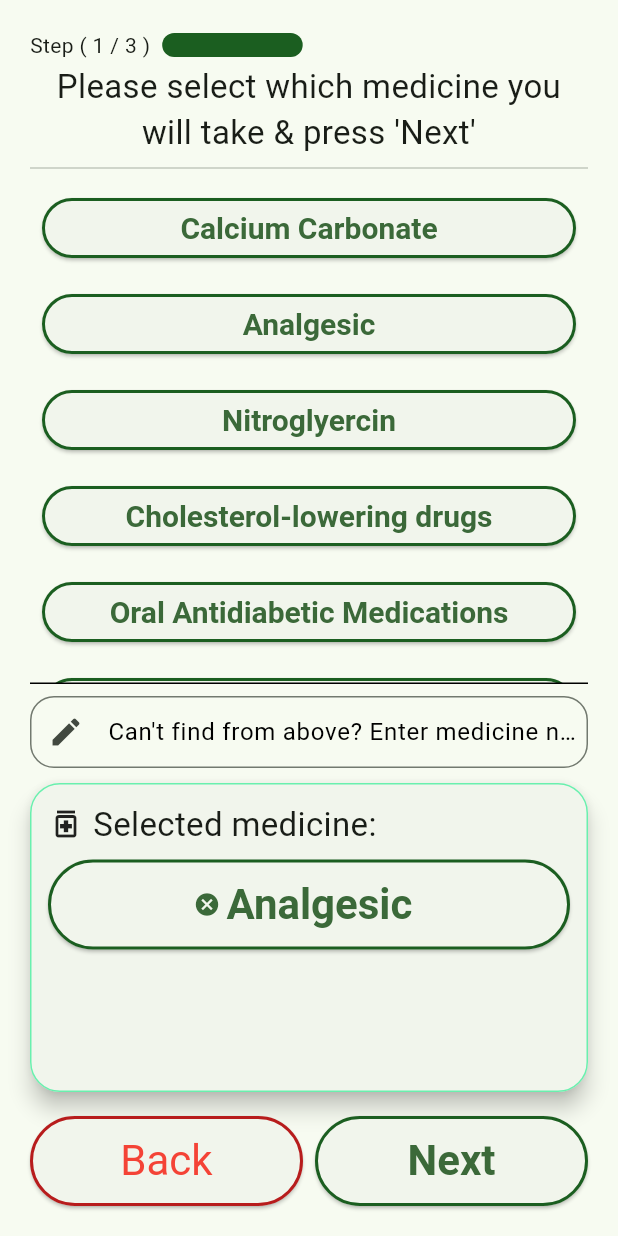
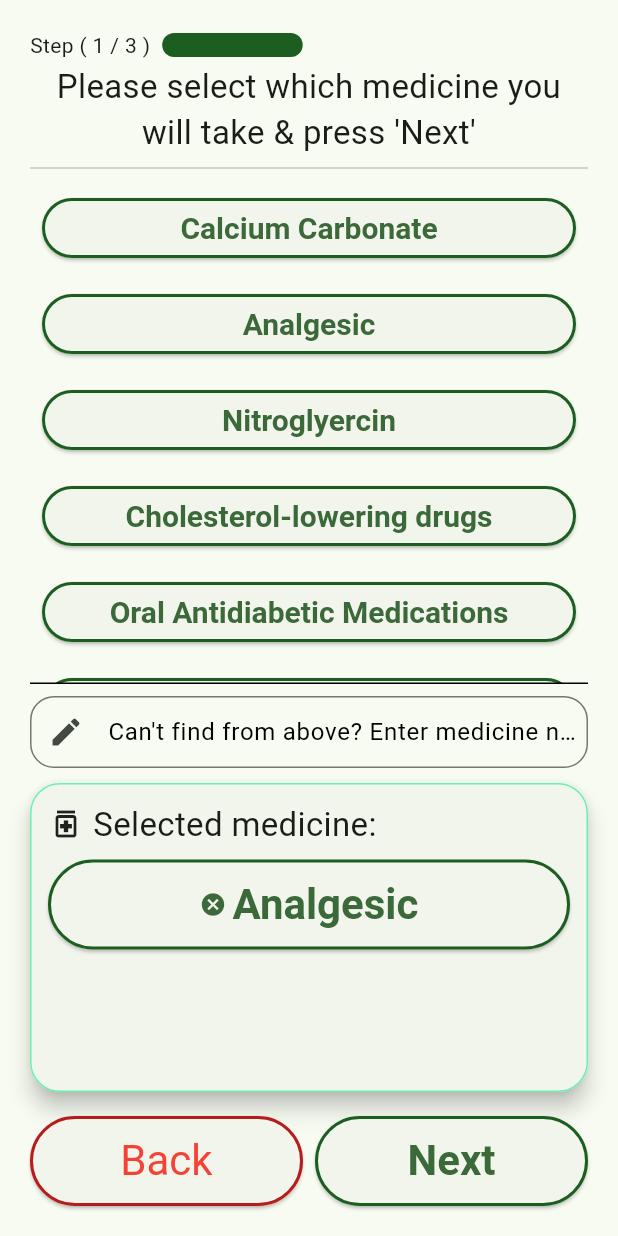
Before and after one commit to librajackyty/ESoundReminder, a Flutter app: the ReminderNewPage screen opened by its route, after a tap on "English", on a phone screen of 412 x 824 dp. Run offline on Flutter 3.47's test engine with Material 2 defaults, Android fonts, the phone set to English and light mode, and no system bars; drawn by our look-alikes of flutter_animation_progress_bar; our stand-ins replace flutter_local_notifications, flutter_native_timezone, hive, hive_flutter, lottie, package_info_plus and 3 more; missing offline and left inert: day_night_time_picker, day_picker; accounts and stored records are empty; project files that could hold a hidden picture were left out.

Commit message:
Update limit btn display

```diff
--- a/lib/widgets/custom_button_normal.dart
+++ b/lib/widgets/custom_button_normal.dart
@@ -30,8 +30,8 @@ class _CusNButtonState extends State<CusNButton> {
 
   @override
   Widget build(BuildContext context) {
-    ButtonStyle btnStyle() {
-      return ElevatedButton.styleFrom(
+    ButtonStyle btnStyle = ElevatedButton.styleFrom(
+      padding: EdgeInsets.fromLTRB(16, 8, 16, 8),
       backgroundColor: readOnly ? buttonReadOnlyColor : null,
       surfaceTintColor: readOnly ? buttonReadOnlyColor : null,
       foregroundColor: readOnly ? buttonReadOnlyForegroundColor : null,
@@ -43,12 +43,11 @@ class _CusNButtonState extends State<CusNButton> {
         width: readOnly ? buttonBorderWidthReadOnly : buttonBorderWidth,
       ),
     );
-    }
 
     if (widget.icon != null) {
       return ElevatedButton.icon(
         icon: widget.icon!,
-        style: btnStyle(),
+        style: btnStyle,
         onPressed: disabled
             ? null
             : () {
@@ -56,11 +55,15 @@ class _CusNButtonState extends State<CusNButton> {
                 widget.onPressed?.call();
                 runHapticSound();
               },
-        label: Text(widget.text),
+        label: Text(
+          widget.text,
+          maxLines: readOnly ? 3 : 2,
+          overflow: TextOverflow.ellipsis,
+        ),
       );
     }
     return ElevatedButton(
-      style: btnStyle(),
+      style: btnStyle,
       onPressed: disabled
           ? null
           : () {
@@ -68,7 +71,11 @@ class _CusNButtonState extends State<CusNButton> {
               widget.onPressed?.call();
               runHapticSound();
             },
-      child: Text(widget.text),
+      child: Text(
+        widget.text,
+        maxLines: readOnly ? 3 : 2,
+        overflow: TextOverflow.ellipsis,
+      ),
     );
   }
 }
--- a/lib/widgets/custom_button_normal_back.dart
+++ b/lib/widgets/custom_button_normal_back.dart
@@ -20,20 +20,21 @@ class _CusNBackButtonState extends State<CusNBackButton> {
   VoidCallback? onPressed;
   Widget? icon;
 
-  final ButtonStyle backstyle = ElevatedButton.styleFrom(
-    foregroundColor: buttonForegroundColor2,
-    textStyle: const TextStyle(fontSize: textBtnSize),
-    minimumSize: const Size.fromHeight(buttonHeight),
-    side: BorderSide(
-      color: buttonBorderColor2,
-      width: buttonBorderWidth,
-    ),
-  );
-
   _CusNBackButtonState(this.text, this.onPressed, this.icon);
 
   @override
   Widget build(BuildContext context) {
+    ButtonStyle backstyle = ElevatedButton.styleFrom(
+      padding: EdgeInsets.fromLTRB(16, 8, 16, 8),
+      foregroundColor: buttonForegroundColor2,
+      textStyle: const TextStyle(fontSize: textBtnSize),
+      minimumSize: const Size.fromHeight(buttonHeight),
+      side: BorderSide(
+        color: buttonBorderColor2,
+        width: buttonBorderWidth,
+      ),
+    );
+
     if (widget.icon != null) {
       return ElevatedButton.icon(
         icon: widget.icon!,
@@ -42,7 +43,11 @@ class _CusNBackButtonState extends State<CusNBackButton> {
           widget.onPressed?.call();
           runHapticSound();
         },
-        label: Text(widget.text),
+        label: Text(
+          widget.text,
+          maxLines: 1,
+          overflow: TextOverflow.ellipsis,
+        ),
       );
     }
     return ElevatedButton(
@@ -51,7 +56,11 @@ class _CusNBackButtonState extends State<CusNBackButton> {
         widget.onPressed?.call();
         runHapticSound();
       },
-      child: Text(widget.text),
+      child: Text(
+        widget.text,
+        maxLines: 1,
+        overflow: TextOverflow.ellipsis,
+      ),
     );
   }
 }
--- a/lib/widgets/custom_button_small.dart
+++ b/lib/widgets/custom_button_small.dart
@@ -47,7 +47,12 @@ class _CusSButtonState extends State<CusSButton> {
           widget.onPressed?.call();
           runHapticSound();
         },
-        label: Text(widget.text),
+        label: Text(
+          widget.text,
+          textAlign: TextAlign.center,
+          maxLines: 2,
+          overflow: TextOverflow.ellipsis,
+        ),
       );
     }
     return ElevatedButton(
@@ -59,6 +64,8 @@ class _CusSButtonState extends State<CusSButton> {
       child: Text(
         widget.text,
         textAlign: TextAlign.center,
+        maxLines: 2,
+        overflow: TextOverflow.ellipsis,
       ),
     );
   }
--- a/lib/widgets/custom_button_small_back.dart
+++ b/lib/widgets/custom_button_small_back.dart
@@ -46,7 +46,12 @@ class _CusSBackButtonState extends State<CusSBackButton> {
           widget.onPressed?.call();
           runHapticSound();
         },
-        label: Text(widget.text),
+        label: Text(
+          widget.text,
+          textAlign: TextAlign.center,
+          maxLines: 1,
+          overflow: TextOverflow.ellipsis,
+        ),
       );
     }
     return ElevatedButton(
@@ -58,6 +63,8 @@ class _CusSBackButtonState extends State<CusSBackButton> {
       child: Text(
         widget.text,
         textAlign: TextAlign.center,
+        maxLines: 1,
+        overflow: TextOverflow.ellipsis,
       ),
     );
   }
```
Lines whose indentation alone changed are shown as unchanged.
